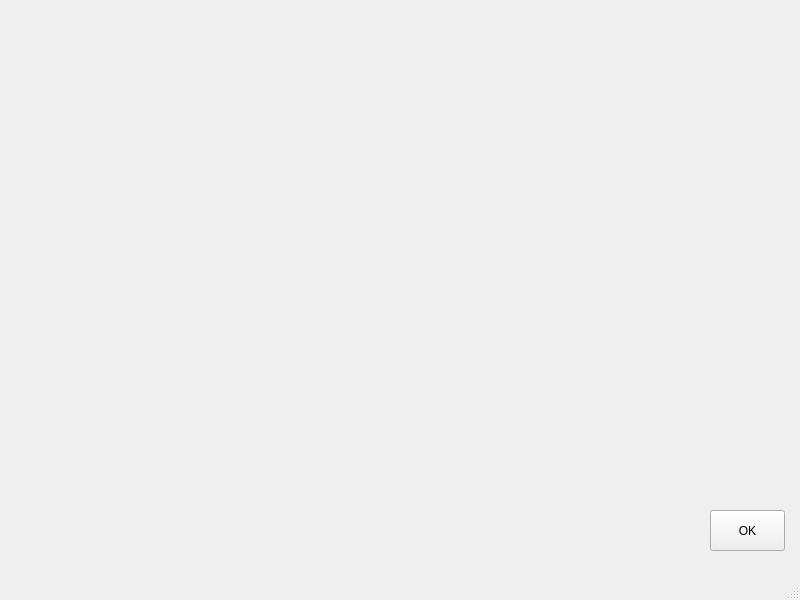
Qt form ui_mainwindow.ui (Reason-Wang/se_project) before a commit.
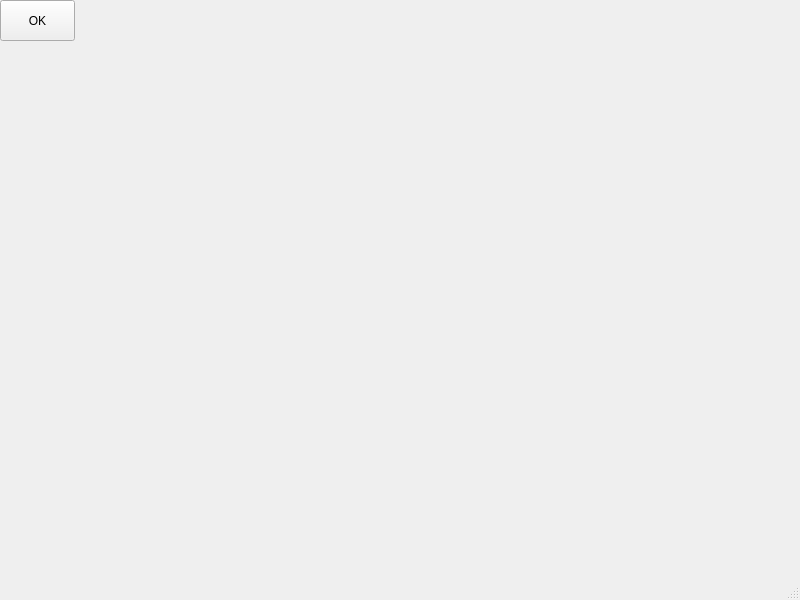
The same form after that commit.

```diff
--- a/ui_mainwindow.ui
+++ b/ui_mainwindow.ui
@@ -17,8 +17,8 @@
    <widget class="QPushButton" name="pushButton_OK">
     <property name="geometry">
      <rect>
-      <x>710</x>
-      <y>510</y>
+      <x>0</x>
+      <y>0</y>
       <width>75</width>
       <height>41</height>
      </rect>
```
